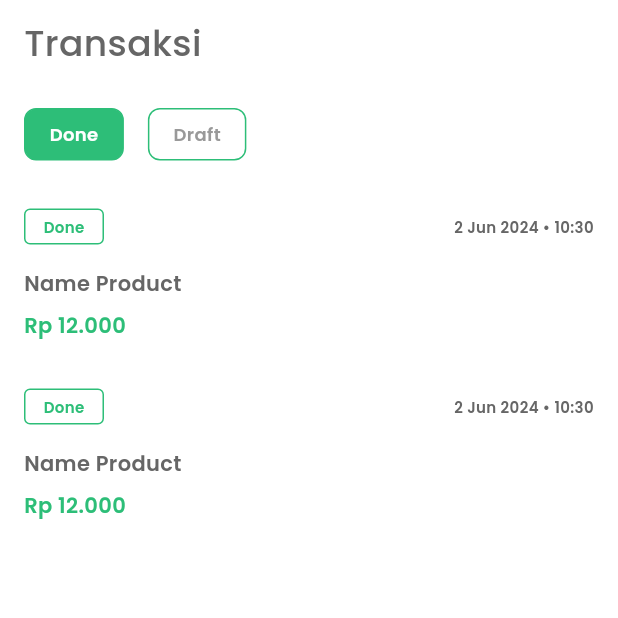
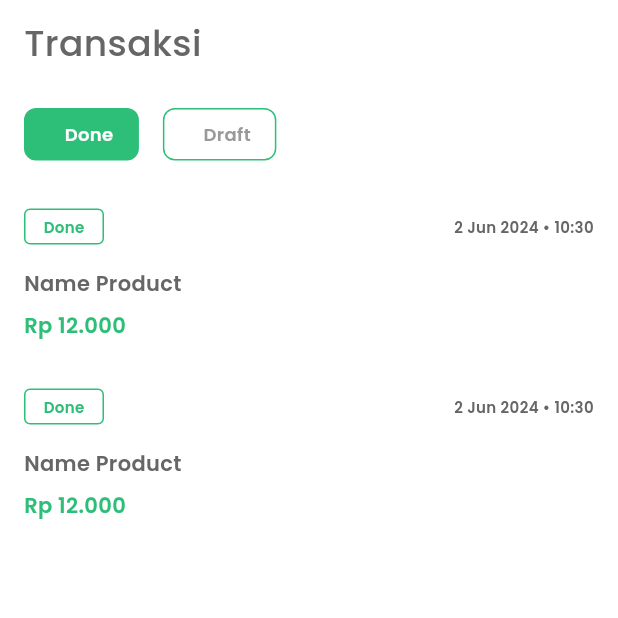
Before and after one commit to farids13/super-pos, a Flutter app: the TransactionPage screen opened directly, on a phone screen of 412 x 824 dp, the top half of it. Run offline on Flutter 3.47's test engine with Material 3 defaults, Android fonts, the phone set to English and light mode, and no system bars; our stand-ins replace iconsax.

Commit message:
add page pos

```diff
--- a/lib/core/core.dart
+++ b/lib/core/core.dart
@@ -3,4 +3,4 @@ export 'preferences/preferences.dart';
 export 'extensions/extensions.dart';
 // export 'helpers/helpers.dart';
 // export 'data/data.dart';
-// export 'template/template.dart';
+export 'templates/templates.dart';
--- a/lib/core/extensions/extensions.dart
+++ b/lib/core/extensions/extensions.dart
@@ -1,2 +1,3 @@
 export 'theme_extension.dart';
 export 'sizedbox_extension.dart';
+export 'date_extension.dart';
--- a/lib/core/templates/border_button.dart
+++ b/lib/core/templates/border_button.dart
@@ -5,30 +5,77 @@ class BorderButton extends StatelessWidget {
   final String label;
   final bool? isOutline;
   final Function()? onTap;
-  const BorderButton(this.label, {super.key, this.isOutline, this.onTap});
+  final double? width;
+  final double? height;
+  final TextAlign? textAlign;
+  final Color? textColor;
+  final TextStyle? style;
+  final IconData? prefixIcon;
+  final SizedBox? prefixIconDimens;
+  final IconData? suffixIcon;
+  final SizedBox? suffixIconDimens;
+  final MainAxisAlignment? mainAxisAlignment;
+  final BoxDecoration? decoration;
+  const BorderButton(
+    this.label, {
+    super.key,
+    this.isOutline,
+    this.onTap,
+    this.width,
+    this.height,
+    this.textAlign,
+    this.textColor,
+    this.style,
+    this.prefixIcon,
+    this.suffixIcon,
+    this.mainAxisAlignment,
+    this.prefixIconDimens,
+    this.suffixIconDimens,
+    this.decoration,
+  });
 
   @override
   Widget build(BuildContext context) {
+    final decor = decoration ?? const BoxDecoration();
     return GestureDetector(
       onTap: onTap,
       child: Container(
+        width: width,
+        height: height,
         padding: const EdgeInsets.symmetric(
           horizontal: Dimens.dp16,
           vertical: Dimens.dp8,
         ),
-        decoration: BoxDecoration(
+        decoration: decor.copyWith(
           borderRadius: BorderRadius.circular(Dimens.dp8),
           color: isOutline != null ? context.theme.primaryColor : null,
           border: Border.all(color: context.theme.primaryColor),
         ),
-        child: RegularText.semiBold(
+        child: Row(
+          mainAxisAlignment:
+              mainAxisAlignment ?? MainAxisAlignment.spaceBetween,
+          children: [
+            if (prefixIcon != null)
+              Icon(
+                prefixIcon,
+                color: isOutline != null
+                    ? context.theme.scaffoldBackgroundColor
+                    : textColor ?? AppColors.black[200],
+              ),
+            prefixIconDimens ?? Dimens.dp10.width,
+            RegularText.semiBold(
               label,
+              textAlign: textAlign,
               style: TextStyle(
                 fontSize: Dimens.dp12,
                 color: isOutline != null
                     ? context.theme.scaffoldBackgroundColor
-                : AppColors.black[200],
+                    : textColor ?? AppColors.black[200],
+              ).merge(style),
             ),
+            suffixIconDimens ?? const SizedBox(),
+            if (suffixIcon != null) Icon(suffixIcon),
+          ],
         ),
       ),
     );
--- /dev/null
+++ b/lib/core/templates/templates.dart
@@ -0,0 +1,3 @@
+export 'border_button.dart';
+export 'empty_template.dart';
+export 'dotted_divider_template.dart';
--- a/lib/features/home/pages/main/main.dart
+++ b/lib/features/home/pages/main/main.dart
@@ -1,6 +1,7 @@
 import 'package:flutter/material.dart';
 import 'package:kasirsuper/core/preferences/icons.dart';
 import 'package:kasirsuper/features/home/home.dart';
+import 'package:kasirsuper/features/pos/pages/pages.dart';
 import 'package:kasirsuper/features/transaction/transaction.dart';
 
 class Main extends StatefulWidget {
@@ -13,11 +14,11 @@ class Main extends StatefulWidget {
 class _MainState extends State<Main> {
   @override
   Widget build(BuildContext context) {
-    const pages = [HomePage(), TransactionPage()];
+    const pages = [HomePage(), TransactionPage(), PosPage()];
     const int index = 2;
 
     return Scaffold(
-      body: pages[1],
+      body: pages[2],
       bottomNavigationBar: BottomNavigationBar(
         currentIndex: index,
         items: const [
--- /dev/null
+++ b/lib/features/pos/pages/pages.dart
@@ -0,0 +1 @@
+export 'index/pos_page.dart';
--- /dev/null
+++ b/lib/features/pos/pos.dart
@@ -0,0 +1 @@
+export 'pages/pages.dart';
--- a/pubspec.yaml
+++ b/pubspec.yaml
@@ -10,6 +10,7 @@ dependencies:
     sdk: flutter
   cupertino_icons: ^1.0.6
   intl: ^0.19.0
+  iconsax: ^0.0.8
 
 dev_dependencies:
   flutter_test:
```
Also changed, not shown: lib/core/templates/dotted_divider_template.dart (added, +62 -0 lines), lib/features/pos/pages/index/pos_page.dart (added, +50 -0 lines), lib/features/transaction/pages/detail/detail_page.dart (+25 -1 lines), lib/features/transaction/pages/detail/sections/button_section.dart (added, +47 -0 lines), lib/features/transaction/pages/detail/sections/detail_section.dart (added, +92 -0 lines), lib/features/transaction/pages/detail/sections/heading_section.dart (added, +50 -0 lines), pubspec.lock. Lines whose indentation alone changed are shown as unchanged.
